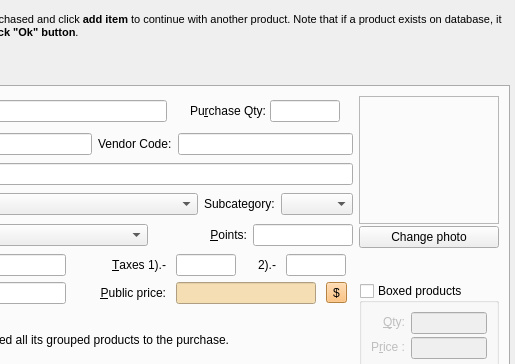
miguelchavez/lemonpos, file squeeze/src/ui/purchaseeditor.ui: the form before one commit; both pictures show x 167 to 682 and y 0 to 364 of the 682 by 650 pixel window.
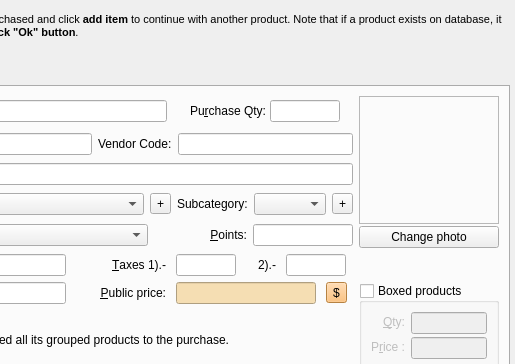
The form after the commit.

Commit message: Adding a button to create new category/subcategory from product editor and purchase editor. Autoselecting the newly created category/subcategory.

```diff
--- a/squeeze/src/ui/purchaseeditor.ui
+++ b/squeeze/src/ui/purchaseeditor.ui
@@ -417,6 +417,16 @@
            </property>
           </widget>
          </item>
+         <item>
+          <widget class="QToolButton" name="btnCreateCategory">
+           <property name="toolTip">
+            <string>Create new category</string>
+           </property>
+           <property name="text">
+            <string>+</string>
+           </property>
+          </widget>
+         </item>
          <item>
           <widget class="QLabel" name="label_2">
            <property name="text">
@@ -430,6 +440,16 @@
          <item>
           <widget class="QComboBox" name="subcategoriesCombo"/>
          </item>
+         <item>
+          <widget class="QToolButton" name="btnCreateSubcategory">
+           <property name="toolTip">
+            <string>Create new subcategory</string>
+           </property>
+           <property name="text">
+            <string>+</string>
+           </property>
+          </widget>
+         </item>
         </layout>
        </item>
        <item row="4" column="0">
```
The commit also changes 5 other files.
